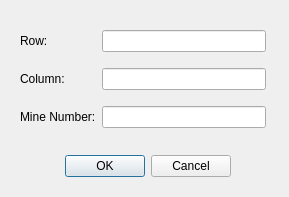
Old version of the form NewGameDialog.ui in the repository hazemIII/br-minesweeper-qt.
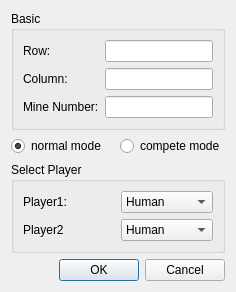
New version of the form.

Commit message: GUI for Compete mode added

```diff
--- a/NewGameDialog.ui
+++ b/NewGameDialog.ui
@@ -6,39 +6,36 @@
    <rect>
     <x>0</x>
     <y>0</y>
-    <width>289</width>
-    <height>197</height>
+    <width>312</width>
+    <height>337</height>
    </rect>
   </property>
   <property name="windowTitle">
    <string>Dialog</string>
   </property>
-  <widget class="QDialogButtonBox" name="buttonBox">
-   <property name="geometry">
-    <rect>
-     <x>50</x>
-     <y>150</y>
-     <width>181</width>
-     <height>32</height>
-    </rect>
+  <layout class="QGridLayout" name="gridLayout_3">
+   <property name="sizeConstraint">
+    <enum>QLayout::SetFixedSize</enum>
    </property>
-   <property name="orientation">
-    <enum>Qt::Horizontal</enum>
-   </property>
-   <property name="standardButtons">
-    <set>QDialogButtonBox::Cancel|QDialogButtonBox::Ok</set>
-   </property>
-  </widget>
-  <widget class="QWidget" name="layoutWidget">
-   <property name="geometry">
-    <rect>
-     <x>20</x>
-     <y>20</y>
-     <width>246</width>
-     <height>118</height>
-    </rect>
+   <item row="0" column="0" colspan="2">
+    <widget class="QGroupBox" name="basicGroupBox">
+     <property name="sizePolicy">
+      <sizepolicy hsizetype="Preferred" vsizetype="Preferred">
+       <horstretch>0</horstretch>
+       <verstretch>0</verstretch>
+      </sizepolicy>
+     </property>
+     <property name="title">
+      <string>Basic</string>
    </property>
    <layout class="QGridLayout" name="gridLayout">
+      <item row="0" column="0">
+       <widget class="QLabel" name="label">
+        <property name="text">
+         <string>Row:</string>
+        </property>
+       </widget>
+      </item>
     <item row="0" column="1">
      <widget class="QLineEdit" name="rowText"/>
     </item>
@@ -49,6 +46,9 @@
       </property>
      </widget>
     </item>
+      <item row="1" column="1">
+       <widget class="QLineEdit" name="columnText"/>
+      </item>
     <item row="2" column="0">
      <widget class="QLabel" name="label_3">
       <property name="text">
@@ -59,18 +59,94 @@
     <item row="2" column="1">
      <widget class="QLineEdit" name="mineText"/>
     </item>
+     </layout>
+    </widget>
+   </item>
+   <item row="1" column="0">
+    <widget class="QRadioButton" name="normalMode">
+     <property name="text">
+      <string>normal mode</string>
+     </property>
+     <property name="checked">
+      <bool>true</bool>
+     </property>
+    </widget>
+   </item>
     <item row="1" column="1">
-     <widget class="QLineEdit" name="columnText"/>
-    </item>
+    <widget class="QRadioButton" name="competeMode">
+     <property name="text">
+      <string>compete mode</string>
+     </property>
+    </widget>
+   </item>
+   <item row="2" column="0" colspan="2">
+    <widget class="QGroupBox" name="selectPlayerGroupBox">
+     <property name="sizePolicy">
+      <sizepolicy hsizetype="Preferred" vsizetype="Preferred">
+       <horstretch>0</horstretch>
+       <verstretch>0</verstretch>
+      </sizepolicy>
+     </property>
+     <property name="title">
+      <string>Select Player</string>
+     </property>
+     <layout class="QGridLayout" name="gridLayout_2">
     <item row="0" column="0">
-     <widget class="QLabel" name="label">
+       <widget class="QLabel" name="label_4">
       <property name="text">
-       <string>Row:</string>
+         <string>Player1:</string>
       </property>
      </widget>
     </item>
-   </layout>
-  </widget>
+      <item row="0" column="1">
+       <widget class="QComboBox" name="player1ComboBox">
+        <item>
+         <property name="text">
+          <string>Human</string>
+         </property>
+        </item>
+        <item>
+         <property name="text">
+          <string>AI</string>
+         </property>
+        </item>
+       </widget>
+      </item>
+      <item row="1" column="0">
+       <widget class="QLabel" name="label_5">
+        <property name="text">
+         <string>Player2</string>
+        </property>
+       </widget>
+      </item>
+      <item row="1" column="1">
+       <widget class="QComboBox" name="player2ComboBox">
+        <item>
+         <property name="text">
+          <string>Human</string>
+         </property>
+        </item>
+        <item>
+         <property name="text">
+          <string>AI</string>
+         </property>
+        </item>
+       </widget>
+      </item>
+     </layout>
+    </widget>
+   </item>
+   <item row="3" column="0" colspan="2">
+    <widget class="QDialogButtonBox" name="buttonBox">
+     <property name="orientation">
+      <enum>Qt::Horizontal</enum>
+     </property>
+     <property name="standardButtons">
+      <set>QDialogButtonBox::Cancel|QDialogButtonBox::Ok</set>
+     </property>
+    </widget>
+   </item>
+  </layout>
  </widget>
  <tabstops>
   <tabstop>rowText</tabstop>
```
Left out of the diff: 26 changed lines with no effect on the pictures. Lines whose indentation alone changed are shown as unchanged. The commit also changes 22 other files.
